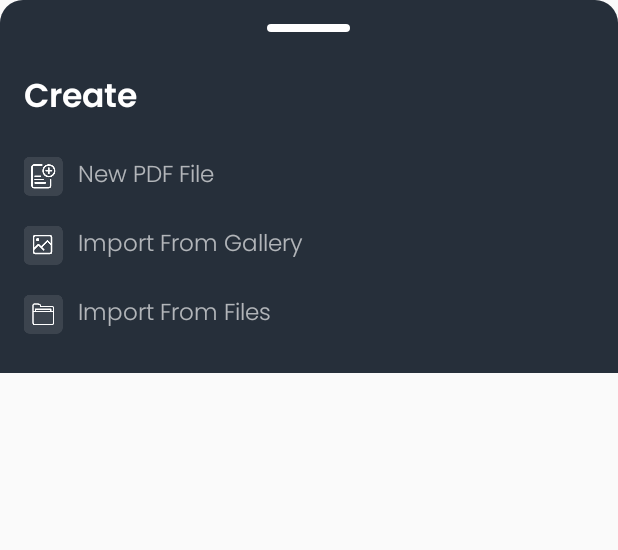
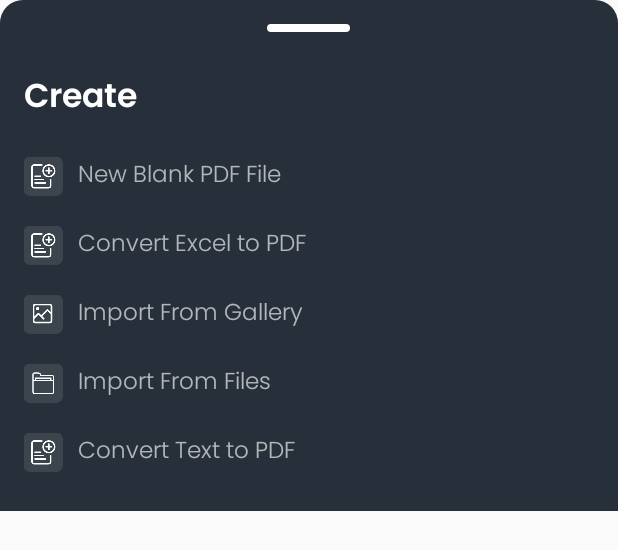
Before and after one commit to surabhirupani/FP_MADTPEEPS_PDFEDITOR, an Android app: the layout bottom_create_layout.xml on its own in the app's theme, with its tools: preview values and no code run, on a phone screen of 412 x 824 dp. Shown: the top 550 px of the screen. Run offline under Robolectric (Android 15) with nearby library versions, the phone set to English and light mode, and no system bars.

Commit message:
add layout for covert text to pdf

```diff
--- a/app/src/main/res/layout/bottom_create_layout.xml
+++ b/app/src/main/res/layout/bottom_create_layout.xml
@@ -36,7 +36,31 @@
         <androidx.appcompat.widget.AppCompatTextView
             android:layout_width="match_parent"
             android:layout_height="wrap_content"
-            android:text="New PDF File"
+            android:text="New Blank PDF File"
+            android:layout_weight="1"
+            android:textColor="#A6FFFFFF"
+            android:layout_marginLeft="10dp"
+            android:layout_gravity="center"
+            android:textSize="15sp"/>
+
+    </androidx.appcompat.widget.LinearLayoutCompat>
+
+    <androidx.appcompat.widget.LinearLayoutCompat
+        android:layout_width="match_parent"
+        android:layout_height="wrap_content"
+        android:id="@+id/ll_exceltopdf"
+        android:layout_marginTop="20dp"
+        android:orientation="horizontal">
+
+        <androidx.appcompat.widget.AppCompatImageView
+            android:layout_width="wrap_content"
+            android:layout_height="wrap_content"
+            android:src="@drawable/add_page1"/>
+
+        <androidx.appcompat.widget.AppCompatTextView
+            android:layout_width="match_parent"
+            android:layout_height="wrap_content"
+            android:text="Convert Excel to PDF"
             android:layout_weight="1"
             android:textColor="#A6FFFFFF"
             android:layout_marginLeft="10dp"
@@ -73,7 +97,6 @@
         android:layout_width="match_parent"
         android:layout_height="wrap_content"
         android:layout_marginTop="20dp"
-        android:layout_marginBottom="10dp"
         android:id="@+id/ll_files"
         android:orientation="horizontal">
 
@@ -94,4 +117,29 @@
 
     </androidx.appcompat.widget.LinearLayoutCompat>
 
+    <androidx.appcompat.widget.LinearLayoutCompat
+        android:layout_width="match_parent"
+        android:layout_height="wrap_content"
+        android:id="@+id/ll_texttopdf"
+        android:layout_marginTop="20dp"
+        android:layout_marginBottom="10dp"
+        android:orientation="horizontal">
+
+        <androidx.appcompat.widget.AppCompatImageView
+            android:layout_width="wrap_content"
+            android:layout_height="wrap_content"
+            android:src="@drawable/add_page1"/>
+
+        <androidx.appcompat.widget.AppCompatTextView
+            android:layout_width="match_parent"
+            android:layout_height="wrap_content"
+            android:text="Convert Text to PDF"
+            android:layout_weight="1"
+            android:textColor="#A6FFFFFF"
+            android:layout_marginLeft="10dp"
+            android:layout_gravity="center"
+            android:textSize="15sp"/>
+
+    </androidx.appcompat.widget.LinearLayoutCompat>
+
 </LinearLayout>
```
